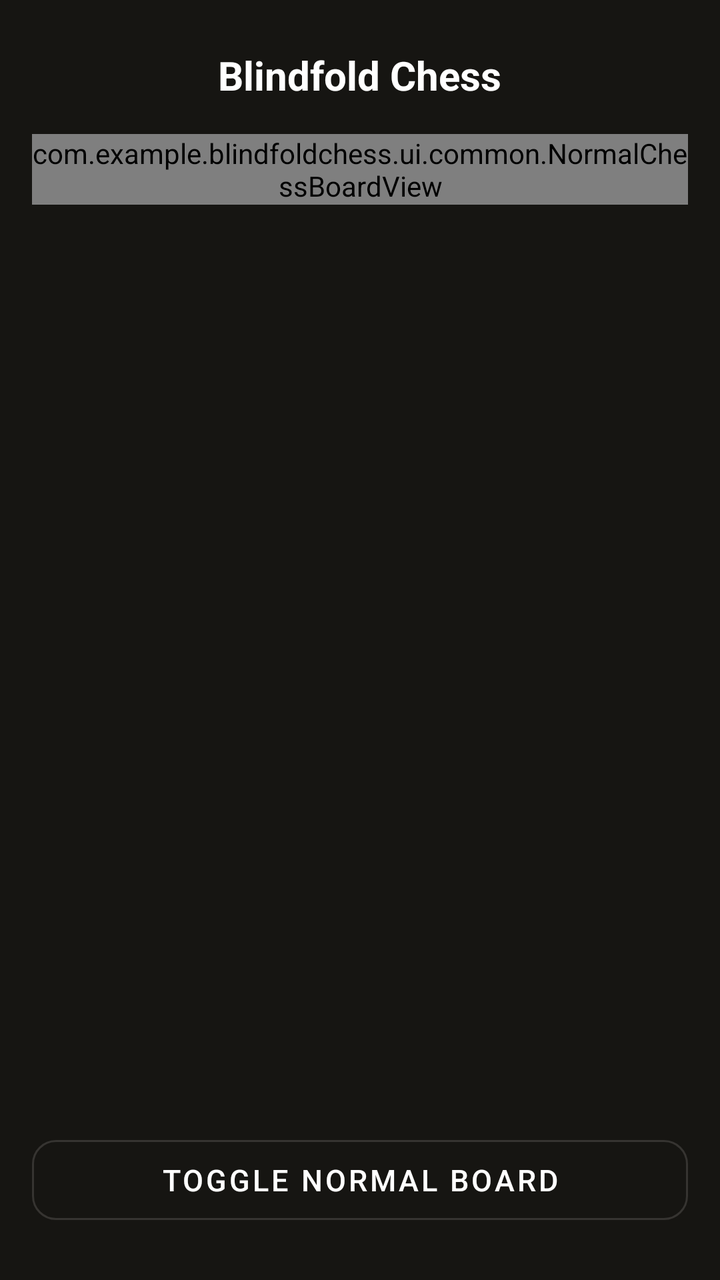
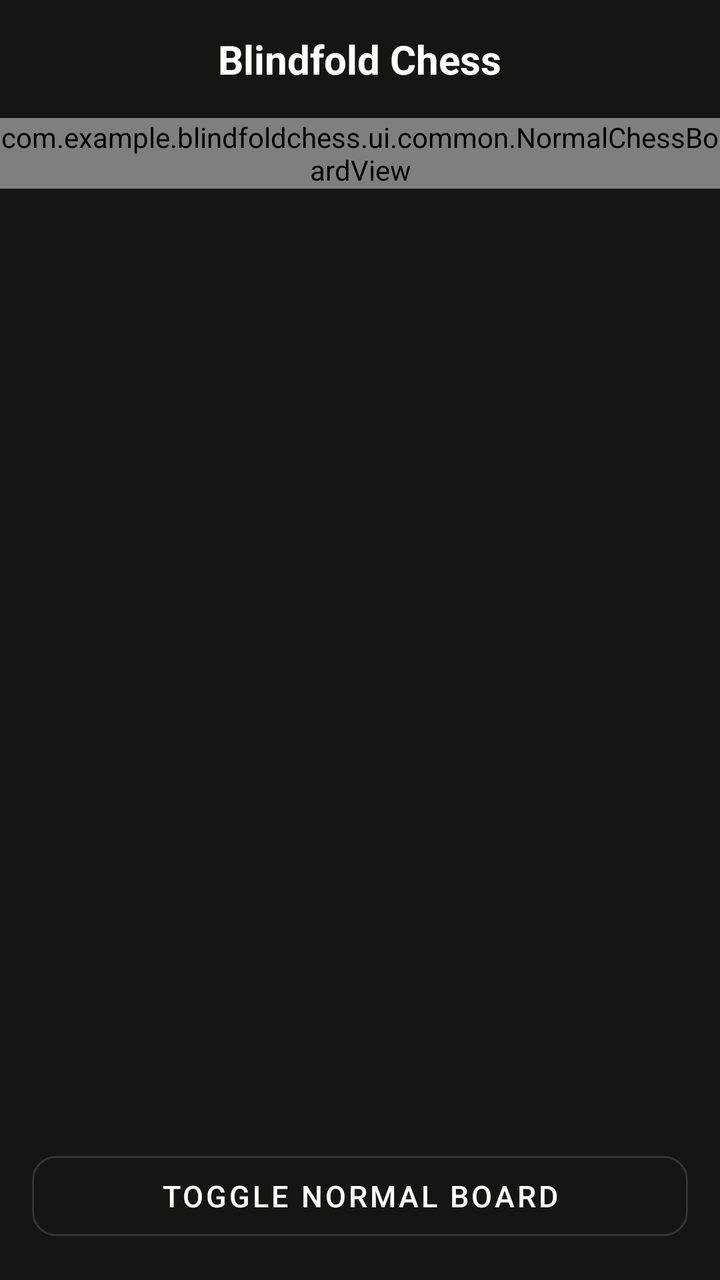

Before-and-after screenshots of an Android layout around one commit, followed by the original layout XML and the change that was made.
<!-- AndroidManifest.xml: application theme Theme.BlindfoldChess -->
<!-- res/layout/fragment_play.xml -->
<?xml version="1.0" encoding="utf-8"?>

<RelativeLayout xmlns:android="http://schemas.android.com/apk/res/android"
    xmlns:app="http://schemas.android.com/apk/res-auto"
    android:layout_width="match_parent"
    android:layout_height="match_parent"
    android:background="#161512"
    android:padding="16dp">

    
    <TextView
        android:id="@+id/txtTitle"
        android:layout_width="wrap_content"
        android:layout_height="wrap_content"
        android:layout_centerHorizontal="true"
        android:layout_marginTop="8dp"
        android:layout_marginBottom="16dp"
        android:text="Blindfold Chess"
        android:textColor="#FFFFFF"
        android:textSize="20sp"
        android:textStyle="bold" />

    
    <com.example.blindfoldchess.ui.common.NormalChessBoardView
        android:id="@+id/chessBoard"
        android:layout_width="match_parent"
        android:layout_height="wrap_content"
        android:layout_below="@id/txtTitle"
        android:layout_centerInParent="true" />

    
    <com.google.android.material.card.MaterialCardView
        android:id="@+id/textGameConsole"
        android:layout_width="match_parent"
        android:layout_height="wrap_content"
        android:layout_above="@id/btnToggleTheme"
        android:layout_below="@id/txtTitle"
        android:layout_marginBottom="12dp"
        android:visibility="gone"
        app:cardBackgroundColor="#262421"
        app:cardCornerRadius="16dp"
        app:cardElevation="4dp"
        app:strokeWidth="0dp">

        <LinearLayout
            android:layout_width="match_parent"
            android:layout_height="match_parent"
            android:orientation="vertical"
            android:padding="16dp">

            <TextView
                android:layout_width="wrap_content"
                android:layout_height="wrap_content"
                android:layout_marginBottom="8dp"
                android:text="MOVE LOG"
                android:textColor="#8E8E93"
                android:textSize="11sp"
                android:textStyle="bold"
                android:letterSpacing="0.08" />

            <TextView
                android:id="@+id/txtGameLog"
                android:layout_width="match_parent"
                android:layout_height="0dp"
                android:layout_weight="1"
                android:layout_marginBottom="12dp"
                android:scrollbars="vertical"
                android:text="Game Started.\nType your move (e.g. e2e4):"
                android:textColor="#E0E0E0"
                android:textSize="15sp" />

            
            <LinearLayout
                android:layout_width="match_parent"
                android:layout_height="wrap_content"
                android:gravity="center_vertical"
                android:orientation="horizontal">

                <com.google.android.material.textfield.TextInputLayout
                    android:layout_width="0dp"
                    android:layout_height="wrap_content"
                    android:layout_weight="1"
                    android:layout_marginEnd="8dp"
                    app:boxBackgroundColor="#1A1917"
                    app:boxCornerRadiusBottomEnd="12dp"
                    app:boxCornerRadiusBottomStart="12dp"
                    app:boxCornerRadiusTopEnd="12dp"
                    app:boxCornerRadiusTopStart="12dp"
                    app:boxStrokeWidth="0dp"
                    app:hintEnabled="false">

                    <com.google.android.material.textfield.TextInputEditText
                        android:id="@+id/edtMoveInput"
                        android:layout_width="match_parent"
                        android:layout_height="48dp"
                        android:hint="e2e4"
                        android:inputType="text"
                        android:maxLength="4"
                        android:padding="8dp"
                        android:textColor="#FFFFFF"
                        android:textColorHint="#666666"
                        android:textSize="16sp" />
                </com.google.android.material.textfield.TextInputLayout>

                <com.google.android.material.button.MaterialButton
                    android:id="@+id/btnSubmitMove"
                    android:layout_width="wrap_content"
                    android:layout_height="48dp"
                    android:text="Send"
                    android:textColor="#FFFFFF"
                    android:textStyle="bold"
                    app:backgroundTint="#81B64C"
                    app:cornerRadius="12dp" />
            </LinearLayout>
        </LinearLayout>
    </com.google.android.material.card.MaterialCardView>

    
    <com.google.android.material.button.MaterialButton
        android:id="@+id/btnToggleTheme"
        style="@style/Widget.MaterialComponents.Button.OutlinedButton"
        android:layout_width="match_parent"
        android:layout_height="52dp"
        android:layout_alignParentBottom="true"
        android:layout_marginBottom="8dp"
        android:text="Toggle Normal Board"
        android:textColor="#FFFFFF"
        android:textSize="15sp"
        app:cornerRadius="12dp"
        app:strokeColor="#363431"
        app:strokeWidth="1dp" />

</RelativeLayout>
<!-- resources referenced by this layout -->
<resources>
  <style name="Theme.BlindfoldChess" parent="Theme.MaterialComponents.DayNight.NoActionBar">
          
          <item name="colorPrimary">@color/purple_500</item>
          <item name="colorPrimaryVariant">@color/purple_700</item>
          <item name="colorOnPrimary">@color/white</item>
          
          <item name="colorSecondary">@color/teal_200</item>
          <item name="colorSecondaryVariant">@color/teal_700</item>
          <item name="colorOnSecondary">@color/black</item>
          
          <item name="android:statusBarColor">?attr/colorPrimaryVariant</item>
          
      </style>
  <color name="purple_500">#FF6200EE</color>
  <color name="purple_700">#FF3700B3</color>
  <color name="white">#FFFFFFFF</color>
  <color name="teal_200">#FF03DAC5</color>
  <color name="teal_700">#FF018786</color>
  <color name="black">#FF000000</color>
</resources>

<!-- the commit's change to res/layout/fragment_play.xml (unified diff, before → after) -->
@@ -4,8 +4,7 @@
     xmlns:app="http://schemas.android.com/apk/res-auto"
     android:layout_width="match_parent"
     android:layout_height="match_parent"
-    android:background="#161512"
-    android:padding="16dp">
+    android:background="#161512">
 
     
     <TextView
@@ -13,7 +12,7 @@
         android:layout_width="wrap_content"
         android:layout_height="wrap_content"
         android:layout_centerHorizontal="true"
-        android:layout_marginTop="8dp"
+        android:layout_marginTop="16dp"
         android:layout_marginBottom="16dp"
         android:text="Blindfold Chess"
         android:textColor="#FFFFFF"
@@ -25,8 +24,7 @@
         android:id="@+id/chessBoard"
         android:layout_width="match_parent"
         android:layout_height="wrap_content"
-        android:layout_below="@id/txtTitle"
-        android:layout_centerInParent="true" />
+        android:layout_below="@id/txtTitle" />
 
     
     <com.google.android.material.card.MaterialCardView
@@ -35,6 +33,7 @@
         android:layout_height="wrap_content"
         android:layout_above="@id/btnToggleTheme"
         android:layout_below="@id/txtTitle"
+        android:layout_marginHorizontal="16dp"
         android:layout_marginBottom="12dp"
         android:visibility="gone"
         app:cardBackgroundColor="#262421"
@@ -52,11 +51,11 @@
                 android:layout_width="wrap_content"
                 android:layout_height="wrap_content"
                 android:layout_marginBottom="8dp"
+                android:letterSpacing="0.08"
                 android:text="MOVE LOG"
                 android:textColor="#8E8E93"
                 android:textSize="11sp"
-                android:textStyle="bold"
-                android:letterSpacing="0.08" />
+                android:textStyle="bold" />
 
             <TextView
                 android:id="@+id/txtGameLog"
@@ -100,6 +99,7 @@
                         android:textColor="#FFFFFF"
                         android:textColorHint="#666666"
                         android:textSize="16sp" />
+
                 </com.google.android.material.textfield.TextInputLayout>
 
                 <com.google.android.material.button.MaterialButton
@@ -122,7 +122,8 @@
         android:layout_width="match_parent"
         android:layout_height="52dp"
         android:layout_alignParentBottom="true"
-        android:layout_marginBottom="8dp"
+        android:layout_marginHorizontal="16dp"
+        android:layout_marginBottom="16dp"
         android:text="Toggle Normal Board"
         android:textColor="#FFFFFF"
         android:textSize="15sp"
